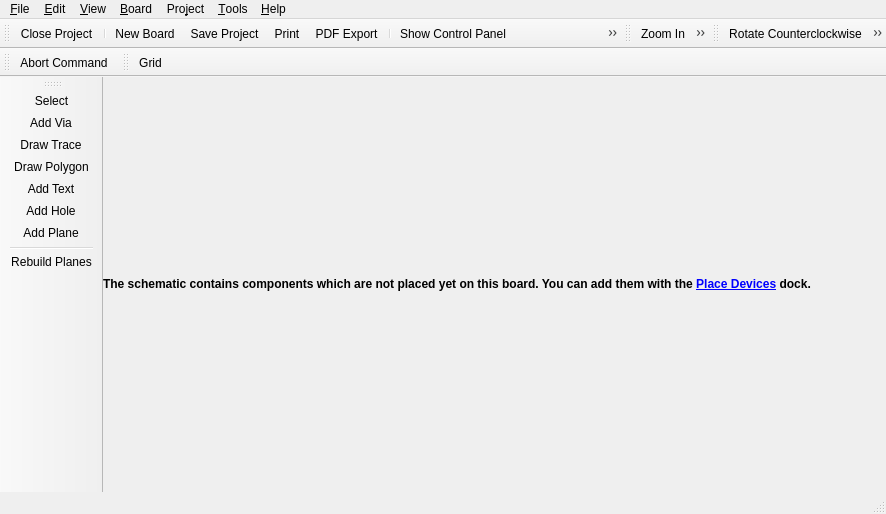
This is libs/librepcb/projecteditor/boardeditor/boardeditor.ui in LibrePCB/LibrePCB as Qt 5 draws it before an edit. The edited form follows.
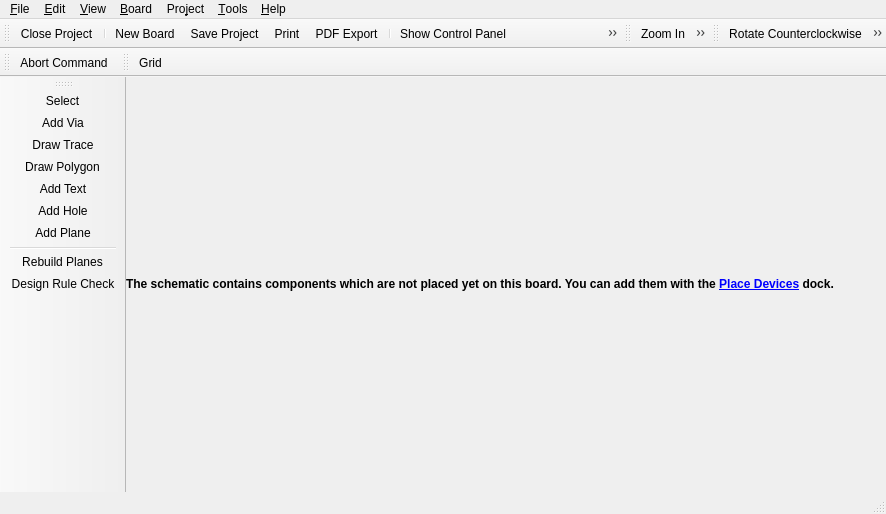
This is the edited form. Icons and pictures are not drawn. Custom widgets are drawn as their Qt base class.

Commit message: BoardEditor: Integrate DRC dialog and dock

Diff of the .ui file:
```diff
--- a/libs/librepcb/projecteditor/boardeditor/boardeditor.ui
+++ b/libs/librepcb/projecteditor/boardeditor/boardeditor.ui
@@ -250,6 +250,7 @@
    <addaction name="actionToolAddPlane"/>
    <addaction name="separator"/>
    <addaction name="actionRebuildPlanes"/>
+   <addaction name="actionDesignRuleCheck"/>
   </widget>
   <widget class="QToolBar" name="commandToolbar">
    <property name="windowTitle">
@@ -771,6 +772,15 @@
     <string>Hide All Planes</string>
    </property>
   </action>
+  <action name="actionDesignRuleCheck">
+   <property name="icon">
+    <iconset>
+     <normaloff>:/img/actions/drc.png</normaloff>:/img/actions/drc.png</iconset>
+   </property>
+   <property name="text">
+    <string>Design Rule Check</string>
+   </property>
+  </action>
  </widget>
  <customwidgets>
   <customwidget>
```
Left out of the diff: 1 changed line with no effect on the pictures. The commit also changes 4 other files.
